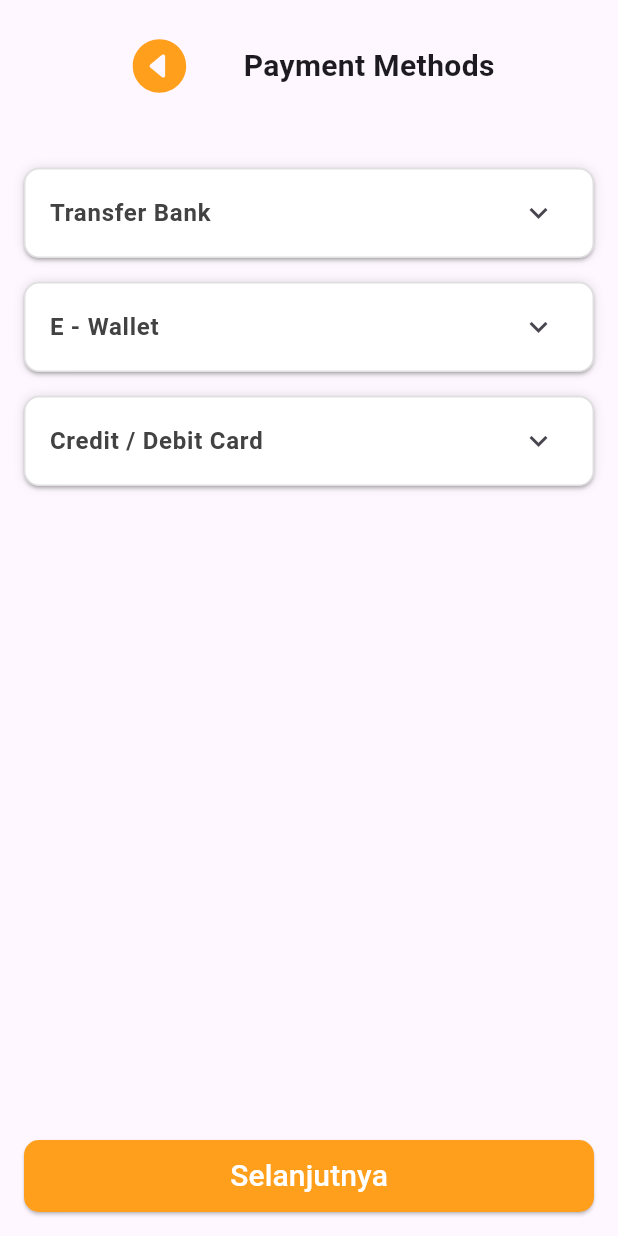
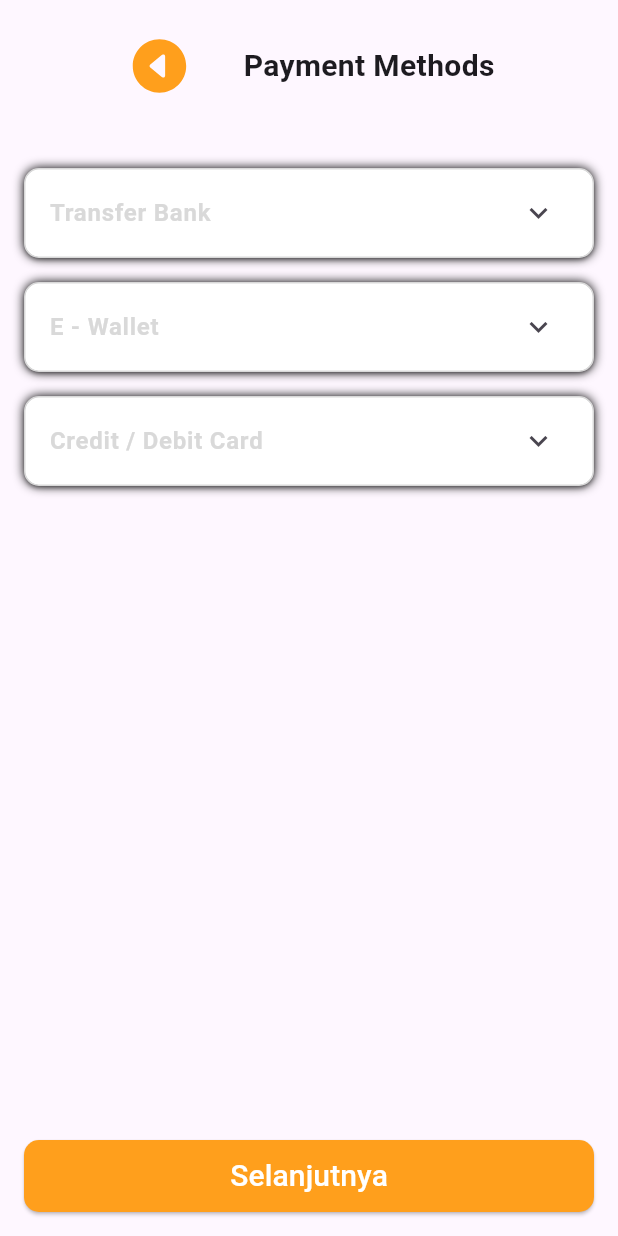
Before and after one commit to NabilMQ/Travelin, a Flutter app: the Payment screen opened directly, on a phone screen of 412 x 824 dp. Run offline on Flutter 3.47's test engine with Material 3 defaults, Android fonts, the phone set to English and light mode, and no system bars; our stand-ins replace animated_custom_dropdown, carousel_slider, cloud_firestore, firebase_auth, firebase_core, flutter_svg; accounts and stored records are empty; Roboto replaces fonts that are missing (Poppins).

Commit message:
Update Pengambilan Controller pada Payment Methods

```diff
--- a/lib/view/paymentMethods/component/paymentmethods.dart
+++ b/lib/view/paymentMethods/component/paymentmethods.dart
@@ -1,4 +1,5 @@
 import 'package:flutter/material.dart';
+import 'package:travelin/controller/color_controller.dart';
 
 class PaymentMethodSection extends StatefulWidget {
   @override
@@ -68,7 +69,7 @@ class _PaymentMethodSectionState extends State<PaymentMethodSection> {
         ),
         Divider(
           height: 1,
-          color: Colors.grey.shade300,
+          color: getGreyColor,
         ),
       ],
     );
--- a/lib/view/paymentMethods/payment_methods.dart
+++ b/lib/view/paymentMethods/payment_methods.dart
@@ -144,11 +144,11 @@ class _PaymentMethods extends State<Payment> {
       child: Container(
         decoration: BoxDecoration(
           color: getWhiteColor,
-          border: Border.all(color: Colors.grey.shade300),
+          border: Border.all(color: getGreyColor),
           borderRadius: BorderRadius.circular(10.0),
           boxShadow: [
             BoxShadow(
-              color: Colors.black12,
+              color: getBlackColor,
               blurRadius: 5,
             ),
           ],
@@ -159,7 +159,7 @@ class _PaymentMethods extends State<Payment> {
             title: Text(
               title,
               style: TextStyle(
-                color: Colors.grey.shade800,
+                color: getGreyColor,
                 fontWeight: FontWeight.bold,
               ),
             ),
@@ -180,7 +180,7 @@ class _PaymentMethods extends State<Payment> {
         ),
         Divider(
           height: 1,
-          color: Colors.grey.shade300,
+          color: getGreyColor,
         ),
       ],
     );
```
